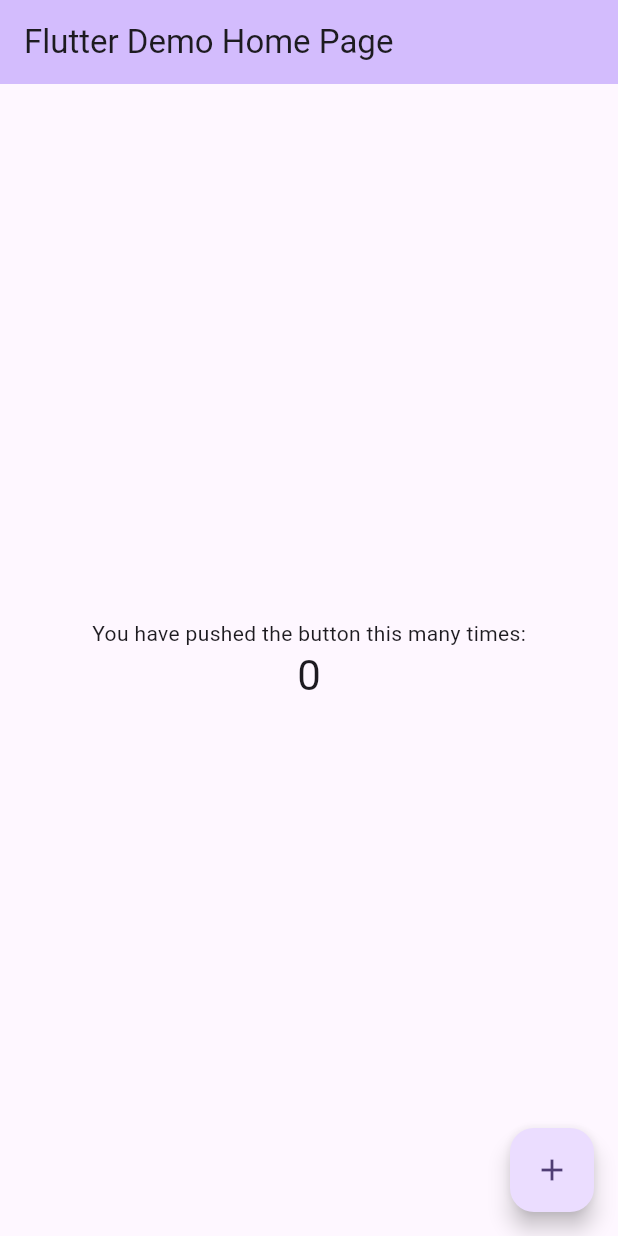
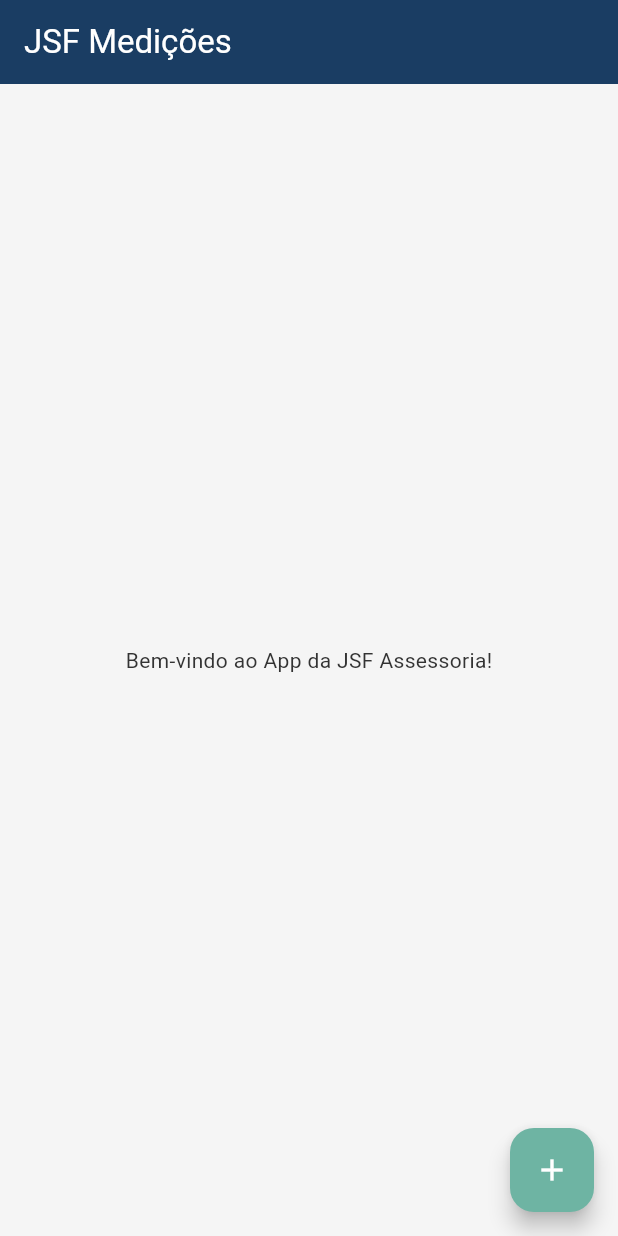
Before and after one commit to JoaoMarcosSouzaFerreira/JSF_App, a Flutter app: the screen it shows after launch, on a phone screen of 412 x 824 dp. Run offline on Flutter 3.47's test engine with Material 3 defaults, Android fonts, the phone set to English and light mode, and no system bars; our stand-ins replace sqflite; accounts and stored records are empty.

Commit message:
Primeiros_passos

```diff
--- a/lib/main.dart
+++ b/lib/main.dart
@@ -1,4 +1,7 @@
+// lib/main.dart
+
 import 'package:flutter/material.dart';
+import 'package:jsf_app/src/core/theme/theme.dart'; // Importe nosso arquivo de tema
 
 void main() {
   runApp(const MyApp());
@@ -7,116 +10,42 @@ void main() {
 class MyApp extends StatelessWidget {
   const MyApp({super.key});
 
-  // This widget is the root of your application.
   @override
   Widget build(BuildContext context) {
     return MaterialApp(
-      title: 'Flutter Demo',
-      theme: ThemeData(
-        // This is the theme of your application.
-        //
-        // TRY THIS: Try running your application with "flutter run". You'll see
-        // the application has a purple toolbar. Then, without quitting the app,
-        // try changing the seedColor in the colorScheme below to Colors.green
-        // and then invoke "hot reload" (save your changes or press the "hot
-        // reload" button in a Flutter-supported IDE, or press "r" if you used
-        // the command line to start the app).
-        //
-        // Notice that the counter didn't reset back to zero; the application
-        // state is not lost during the reload. To reset the state, use hot
-        // restart instead.
-        //
-        // This works for code too, not just values: Most code changes can be
-        // tested with just a hot reload.
-        colorScheme: ColorScheme.fromSeed(seedColor: Colors.deepPurple),
-      ),
-      home: const MyHomePage(title: 'Flutter Demo Home Page'),
+      title: 'JSF Assessoria',
+      debugShowCheckedModeBanner: false, // Remove o banner de "Debug"
+
+      // Configuração dos temas
+      theme: AppTheme.lightTheme,
+      darkTheme: AppTheme.darkTheme,
+      themeMode: ThemeMode.system, // O app escolherá o tema baseado no sistema do celular
+
+      home: const HomeScreen(), // Tela inicial provisória
     );
   }
 }
 
-class MyHomePage extends StatefulWidget {
-  const MyHomePage({super.key, required this.title});
-
-  // This widget is the home page of your application. It is stateful, meaning
-  // that it has a State object (defined below) that contains fields that affect
-  // how it looks.
-
-  // This class is the configuration for the state. It holds the values (in this
-  // case the title) provided by the parent (in this case the App widget) and
-  // used by the build method of the State. Fields in a Widget subclass are
-  // always marked "final".
-
-  final String title;
-
-  @override
-  State<MyHomePage> createState() => _MyHomePageState();
-}
-
-class _MyHomePageState extends State<MyHomePage> {
-  int _counter = 0;
-
-  void _incrementCounter() {
-    setState(() {
-      // This call to setState tells the Flutter framework that something has
-      // changed in this State, which causes it to rerun the build method below
-      // so that the display can reflect the updated values. If we changed
-      // _counter without calling setState(), then the build method would not be
-      // called again, and so nothing would appear to happen.
-      _counter++;
-    });
-  }
+// Tela de exemplo apenas para podermos ver o tema funcionando
+class HomeScreen extends StatelessWidget {
+  const HomeScreen({super.key});
 
   @override
   Widget build(BuildContext context) {
-    // This method is rerun every time setState is called, for instance as done
-    // by the _incrementCounter method above.
-    //
-    // The Flutter framework has been optimized to make rerunning build methods
-    // fast, so that you can just rebuild anything that needs updating rather
-    // than having to individually change instances of widgets.
     return Scaffold(
       appBar: AppBar(
-        // TRY THIS: Try changing the color here to a specific color (to
-        // Colors.amber, perhaps?) and trigger a hot reload to see the AppBar
-        // change color while the other colors stay the same.
-        backgroundColor: Theme.of(context).colorScheme.inversePrimary,
-        // Here we take the value from the MyHomePage object that was created by
-        // the App.build method, and use it to set our appbar title.
-        title: Text(widget.title),
+        title: const Text('JSF Medições'),
       ),
-      body: Center(
-        // Center is a layout widget. It takes a single child and positions it
-        // in the middle of the parent.
-        child: Column(
-          // Column is also a layout widget. It takes a list of children and
-          // arranges them vertically. By default, it sizes itself to fit its
-          // children horizontally, and tries to be as tall as its parent.
-          //
-          // Column has various properties to control how it sizes itself and
-          // how it positions its children. Here we use mainAxisAlignment to
-          // center the children vertically; the main axis here is the vertical
-          // axis because Columns are vertical (the cross axis would be
-          // horizontal).
-          //
-          // TRY THIS: Invoke "debug painting" (choose the "Toggle Debug Paint"
-          // action in the IDE, or press "p" in the console), to see the
-          // wireframe for each widget.
-          mainAxisAlignment: MainAxisAlignment.center,
-          children: <Widget>[
-            const Text('You have pushed the button this many times:'),
-            Text(
-              '$_counter',
-              style: Theme.of(context).textTheme.headlineMedium,
-            ),
-          ],
+      body: const Center(
+        child: Text(
+          'Bem-vindo ao App da JSF Assessoria!',
         ),
       ),
       floatingActionButton: FloatingActionButton(
-        onPressed: _incrementCounter,
-        tooltip: 'Increment',
+        onPressed: () {},
+        backgroundColor: Theme.of(context).colorScheme.secondary,
         child: const Icon(Icons.add),
-      ), // This trailing comma makes auto-formatting nicer for build methods.
+      ),
     );
   }
 }
--- /dev/null
+++ b/lib/src/core/theme/theme.dart
@@ -0,0 +1,77 @@
+import 'package:flutter/material.dart';
+
+class AppTheme {
+  static const Color _jsfBlue = Color(0xFF1A3D63);
+  static const Color _jsfGreen = Color(0xFF6EB4A3);
+  static const Color _darkText = Color(0xFF333333);
+
+  static final ThemeData lightTheme = ThemeData(
+    useMaterial3: true,
+    brightness: Brightness.light,
+    primaryColor: _jsfBlue,
+    scaffoldBackgroundColor: const Color(0xFFF5F5F5),
+
+    colorScheme: const ColorScheme.light(
+      primary: _jsfBlue,
+      secondary: _jsfGreen,
+      onPrimary: Colors.white,
+      onSecondary: Colors.white,
+      background: Color(0xFFF5F5F5),
+      surface: Colors.white,
+      error: Colors.redAccent,
+    ),
+
+    appBarTheme: const AppBarTheme(
+      backgroundColor: _jsfBlue,
+      foregroundColor: Colors.white,
+      elevation: 4.0,
+    ),
+
+    textTheme: const TextTheme(
+      bodyLarge: TextStyle(color: _darkText),
+      bodyMedium: TextStyle(color: _darkText),
+    ),
+
+    elevatedButtonTheme: ElevatedButtonThemeData(
+      style: ElevatedButton.styleFrom(
+        backgroundColor: _jsfBlue,
+        foregroundColor: Colors.white,
+      ),
+    ),
+  );
+
+  static final ThemeData darkTheme = ThemeData(
+    useMaterial3: true,
+    brightness: Brightness.dark,
+    primaryColor: _jsfGreen,
+    scaffoldBackgroundColor: const Color(0xFF121212),
+
+    colorScheme: const ColorScheme.dark(
+      primary: _jsfGreen,
+      secondary: _jsfBlue,
+      onPrimary: Colors.black,
+      onSecondary: Colors.white,
+      background: Color(0xFF121212),
+      surface: Color(0xFF1E1E1E),
+      error: Colors.red,
+    ),
+
+    appBarTheme: const AppBarTheme(
+      backgroundColor: Color(0xFF1E1E1E),
+      foregroundColor: Colors.white,
+      elevation: 4.0,
+    ),
+
+    textTheme: const TextTheme(
+      bodyLarge: TextStyle(color: Color(0xFFE0E0E0)),
+      bodyMedium: TextStyle(color: Color(0xFFE0E0E0)),
+    ),
+
+    elevatedButtonTheme: ElevatedButtonThemeData(
+      style: ElevatedButton.styleFrom(
+        backgroundColor: _jsfGreen,
+        foregroundColor: Colors.black,
+      ),
+    ),
+  );
+}
```
Also changed, not shown: lib/src/data/datasources/local/database_service.dart (added, +75 -0 lines), pubspec.yaml (+10 -68 lines), pubspec.lock, 5 other files.
